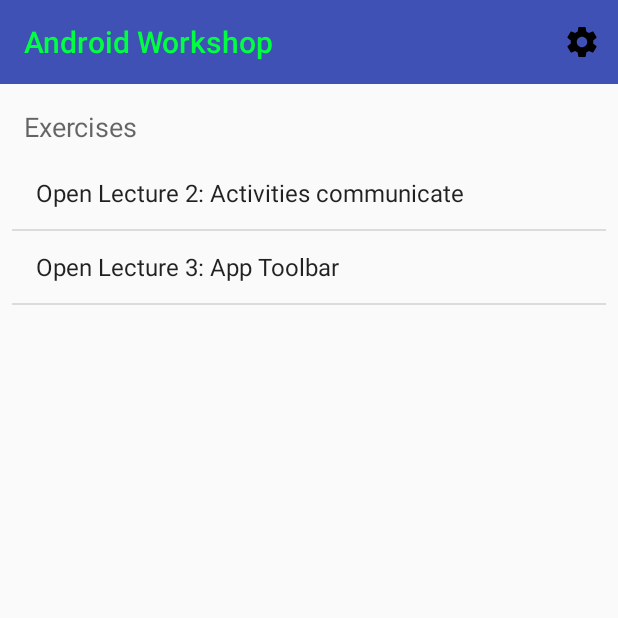
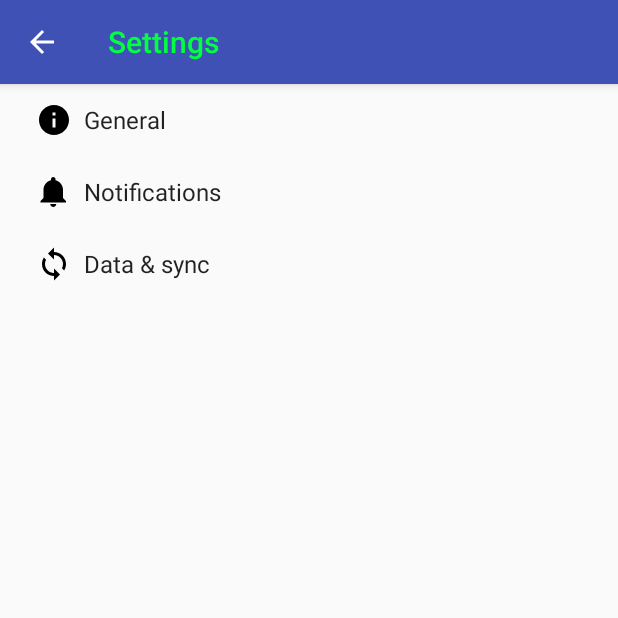
Before and after one commit to auval/AndroidWorkshop, an Android app: the screen it shows after launch (MainActivity before the commit, SettingsActivity after it), after a tap on "Settings", on a phone screen of 412 x 824 dp, the top half of it. Run offline under Robolectric (Android 15) with nearby library versions, the phone set to English and light mode, and no system bars.

Commit message:
added default settings activity

```diff
--- a/app/build.gradle
+++ b/app/build.gradle
@@ -10,6 +10,7 @@ android {
         versionCode 1
         versionName "1.0"
         testInstrumentationRunner "android.support.test.runner.AndroidJUnitRunner"
+        vectorDrawables.useSupportLibrary = true
     }
     buildTypes {
         release {
@@ -33,5 +34,7 @@ dependencies {
     // the 'constraint-layout' library
     compile 'com.android.support.constraint:constraint-layout:1.0.0-beta3'
 
+    compile 'com.android.support:support-v4:25.0.1'
+    compile 'com.android.support:support-vector-drawable:25.0.1'
     testCompile 'junit:junit:4.12'
 }
--- /dev/null
+++ b/app/src/main/java/org/shenkar/auval/codesamples/AppCompatPreferenceActivity.java
@@ -0,0 +1,109 @@
+package org.shenkar.auval.codesamples;
+
+import android.content.res.Configuration;
+import android.os.Bundle;
+import android.preference.PreferenceActivity;
+import android.support.annotation.LayoutRes;
+import android.support.annotation.Nullable;
+import android.support.v7.app.ActionBar;
+import android.support.v7.app.AppCompatDelegate;
+import android.support.v7.widget.Toolbar;
+import android.view.MenuInflater;
+import android.view.View;
+import android.view.ViewGroup;
+
+/**
+ * A {@link android.preference.PreferenceActivity} which implements and proxies the necessary calls
+ * to be used with AppCompat.
+ */
+public abstract class AppCompatPreferenceActivity extends PreferenceActivity {
+
+    private AppCompatDelegate mDelegate;
+
+    @Override
+    protected void onCreate(Bundle savedInstanceState) {
+        getDelegate().installViewFactory();
+        getDelegate().onCreate(savedInstanceState);
+        super.onCreate(savedInstanceState);
+    }
+
+    @Override
+    protected void onStop() {
+        super.onStop();
+        getDelegate().onStop();
+    }
+
+    @Override
+    protected void onDestroy() {
+        super.onDestroy();
+        getDelegate().onDestroy();
+    }
+
+    @Override
+    protected void onPostCreate(Bundle savedInstanceState) {
+        super.onPostCreate(savedInstanceState);
+        getDelegate().onPostCreate(savedInstanceState);
+    }
+
+    @Override
+    protected void onPostResume() {
+        super.onPostResume();
+        getDelegate().onPostResume();
+    }
+
+    @Override
+    public void onConfigurationChanged(Configuration newConfig) {
+        super.onConfigurationChanged(newConfig);
+        getDelegate().onConfigurationChanged(newConfig);
+    }
+
+    @Override
+    public void setContentView(@LayoutRes int layoutResID) {
+        getDelegate().setContentView(layoutResID);
+    }
+
+    @Override
+    public void setContentView(View view) {
+        getDelegate().setContentView(view);
+    }
+
+    @Override
+    public void setContentView(View view, ViewGroup.LayoutParams params) {
+        getDelegate().setContentView(view, params);
+    }
+
+    @Override
+    public void addContentView(View view, ViewGroup.LayoutParams params) {
+        getDelegate().addContentView(view, params);
+    }
+
+    public void invalidateOptionsMenu() {
+        getDelegate().invalidateOptionsMenu();
+    }
+
+    @Override
+    public MenuInflater getMenuInflater() {
+        return getDelegate().getMenuInflater();
+    }
+
+    @Override
+    protected void onTitleChanged(CharSequence title, int color) {
+        super.onTitleChanged(title, color);
+        getDelegate().setTitle(title);
+    }
+
+    public ActionBar getSupportActionBar() {
+        return getDelegate().getSupportActionBar();
+    }
+
+    public void setSupportActionBar(@Nullable Toolbar toolbar) {
+        getDelegate().setSupportActionBar(toolbar);
+    }
+
+    private AppCompatDelegate getDelegate() {
+        if (mDelegate == null) {
+            mDelegate = AppCompatDelegate.create(this, null);
+        }
+        return mDelegate;
+    }
+}
--- a/app/src/main/java/org/shenkar/auval/codesamples/MainActivity.java
+++ b/app/src/main/java/org/shenkar/auval/codesamples/MainActivity.java
@@ -71,7 +71,9 @@ public class MainActivity extends AppCompatActivity {
 
         //noinspection SimplifiableIfStatement
         if (id == R.id.mi_settings) {
-            Toast.makeText(getBaseContext(), "Todo: settings screen", Toast.LENGTH_LONG).show();
+           // Toast.makeText(getBaseContext(), "Todo: settings screen", Toast.LENGTH_LONG).show();
+            Intent intent = new Intent(getBaseContext(), SettingsActivity.class);
+            startActivity(intent);
             return true;
         }
 
--- /dev/null
+++ b/app/src/main/res/drawable/ic_info_black_24dp.xml
@@ -0,0 +1,9 @@
+<vector xmlns:android="http://schemas.android.com/apk/res/android"
+        android:width="24dp"
+        android:height="24dp"
+        android:viewportHeight="24.0"
+        android:viewportWidth="24.0">
+    <path
+        android:fillColor="#FF000000"
+        android:pathData="M12,2C6.48,2 2,6.48 2,12s4.48,10 10,10 10,-4.48 10,-10S17.52,2 12,2zm1,15h-2v-6h2v6zm0,-8h-2V7h2v2z"/>
+</vector>
--- /dev/null
+++ b/app/src/main/res/drawable/ic_notifications_black_24dp.xml
@@ -0,0 +1,9 @@
+<vector xmlns:android="http://schemas.android.com/apk/res/android"
+        android:width="24dp"
+        android:height="24dp"
+        android:viewportHeight="24.0"
+        android:viewportWidth="24.0">
+    <path
+        android:fillColor="#FF000000"
+        android:pathData="M11.5,22c1.1,0 2,-0.9 2,-2h-4c0,1.1 0.9,2 2,2zm6.5,-6v-5.5c0,-3.07 -2.13,-5.64 -5,-6.32V3.5c0,-0.83 -0.67,-1.5 -1.5,-1.5S10,2.67 10,3.5v0.68c-2.87,0.68 -5,3.25 -5,6.32V16l-2,2v1h17v-1l-2,-2z"/>
+</vector>
--- /dev/null
+++ b/app/src/main/res/drawable/ic_sync_black_24dp.xml
@@ -0,0 +1,9 @@
+<vector xmlns:android="http://schemas.android.com/apk/res/android"
+        android:width="24dp"
+        android:height="24dp"
+        android:viewportHeight="24.0"
+        android:viewportWidth="24.0">
+    <path
+        android:fillColor="#FF000000"
+        android:pathData="M12 4V1L8 5l4 4V6c3.31 0 6 2.69 6 6 0 1.01,-.25 1.97,-.7 2.8l1.46 1.46C19.54 15.03 20 13.57 20 12c0,-4.42,-3.58,-8,-8,-8zm0 14c-3.31 0,-6,-2.69,-6,-6 0,-1.01.25,-1.97.7,-2.8L5.24 7.74C4.46 8.97 4 10.43 4 12c0 4.42 3.58 8 8 8v3l4,-4,-4,-4v3z"/>
+</vector>
--- a/app/src/main/res/values/strings.xml
+++ b/app/src/main/res/values/strings.xml
@@ -1,4 +1,77 @@
 <resources>
     <string name="app_name">Android Workshop</string>
     <string name="exercises">Exercises</string>
+    <string name="title_activity_settings">Settings</string>
+
+    <!-- Strings related to Settings -->
+
+    <!-- Example General settings -->
+    <string name="pref_header_general">General</string>
+
+    <string name="pref_title_social_recommendations">Enable social recommendations</string>
+    <string name="pref_description_social_recommendations">Recommendations for people to contact
+        based on your message history
+    </string>
+
+    <string name="pref_title_display_name">Display name</string>
+    <string name="pref_default_display_name">John Smith</string>
+
+    <string name="pref_title_add_friends_to_messages">Add friends to messages</string>
+    <string-array name="pref_example_list_titles">
+        <item>Always</item>
+        <item>When possible</item>
+        <item>Never</item>
+    </string-array>
+    <string-array name="pref_example_list_values">
+        <item>1</item>
+        <item>0</item>
+        <item>-1</item>
+    </string-array>
+
+    <!-- Example settings for Data & Sync -->
+    <string name="pref_header_data_sync">Data &amp; sync</string>
+
+    <string name="pref_title_sync_frequency">Sync frequency</string>
+    <string-array name="pref_sync_frequency_titles">
+        <item>15 minutes</item>
+        <item>30 minutes</item>
+        <item>1 hour</item>
+        <item>3 hours</item>
+        <item>6 hours</item>
+        <item>Never</item>
+    </string-array>
+    <string-array name="pref_sync_frequency_values">
+        <item>15</item>
+        <item>30</item>
+        <item>60</item>
+        <item>180</item>
+        <item>360</item>
+        <item>-1</item>
+    </string-array>
+
+    <string-array name="list_preference_entries">
+        <item>Entry 1</item>
+        <item>Entry 2</item>
+        <item>Entry 3</item>
+    </string-array>
+
+    <string-array name="list_preference_entry_values">
+        <item>1</item>
+        <item>2</item>
+        <item>3</item>
+    </string-array>
+
+    <string-array name="multi_select_list_preference_default_value"/>
+
+    <string name="pref_title_system_sync_settings">System sync settings</string>
+
+    <!-- Example settings for Notifications -->
+    <string name="pref_header_notifications">Notifications</string>
+
+    <string name="pref_title_new_message_notifications">New message notifications</string>
+
+    <string name="pref_title_ringtone">Ringtone</string>
+    <string name="pref_ringtone_silent">Silent</string>
+
+    <string name="pref_title_vibrate">Vibrate</string>
 </resources>
--- a/app/src/main/res/values/styles.xml
+++ b/app/src/main/res/values/styles.xml
@@ -8,13 +8,14 @@
         <item name="colorAccent">@color/colorAccent</item>
 
         <item name="titleTextColor">@color/colorTitleText</item>
-        <!-- overrides all icons, but not compat (21+) -->
-        <item name="android:tint">@color/colorActionButtons</item>
+
     </style>
 
     <style name="AppTheme.NoActionBar">
         <item name="windowActionBar">false</item>
         <item name="windowNoTitle">true</item>
+        <!-- overrides all icons, but not compat (21+) -->
+        <item name="android:tint">@color/colorActionButtons</item>
     </style>
 
     <style name="AppTheme.AppBarOverlay" parent="ThemeOverlay.AppCompat.Dark.ActionBar"/>
--- /dev/null
+++ b/app/src/main/res/xml/pref_data_sync.xml
@@ -0,0 +1,21 @@
+<PreferenceScreen xmlns:android="http://schemas.android.com/apk/res/android">
+
+    <!-- NOTE: Hide buttons to simplify the UI. Users can touch outside the dialog to
+         dismiss it. -->
+    <!-- NOTE: ListPreference's summary should be set to its value by the activity code. -->
+    <ListPreference
+        android:defaultValue="180"
+        android:entries="@array/pref_sync_frequency_titles"
+        android:entryValues="@array/pref_sync_frequency_values"
+        android:key="sync_frequency"
+        android:negativeButtonText="@null"
+        android:positiveButtonText="@null"
+        android:title="@string/pref_title_sync_frequency"/>
+
+    <!-- This preference simply launches an intent when selected. Use this UI sparingly, per
+         design guidelines. -->
+    <Preference android:title="@string/pref_title_system_sync_settings">
+        <intent android:action="android.settings.SYNC_SETTINGS"/>
+    </Preference>
+
+</PreferenceScreen>
--- /dev/null
+++ b/app/src/main/res/xml/pref_general.xml
@@ -0,0 +1,33 @@
+<PreferenceScreen xmlns:android="http://schemas.android.com/apk/res/android">
+
+    <SwitchPreference
+        android:defaultValue="true"
+        android:key="example_switch"
+        android:summary="@string/pref_description_social_recommendations"
+        android:title="@string/pref_title_social_recommendations"/>
+
+    <!-- NOTE: EditTextPreference accepts EditText attributes. -->
+    <!-- NOTE: EditTextPreference's summary should be set to its value by the activity code. -->
+    <EditTextPreference
+        android:capitalize="words"
+        android:defaultValue="@string/pref_default_display_name"
+        android:inputType="textCapWords"
+        android:key="example_text"
+        android:maxLines="1"
+        android:selectAllOnFocus="true"
+        android:singleLine="true"
+        android:title="@string/pref_title_display_name"/>
+
+    <!-- NOTE: Hide buttons to simplify the UI. Users can touch outside the dialog to
+         dismiss it. -->
+    <!-- NOTE: ListPreference's summary should be set to its value by the activity code. -->
+    <ListPreference
+        android:defaultValue="-1"
+        android:entries="@array/pref_example_list_titles"
+        android:entryValues="@array/pref_example_list_values"
+        android:key="example_list"
+        android:negativeButtonText="@null"
+        android:positiveButtonText="@null"
+        android:title="@string/pref_title_add_friends_to_messages"/>
+
+</PreferenceScreen>
--- /dev/null
+++ b/app/src/main/res/xml/pref_headers.xml
@@ -0,0 +1,20 @@
+<preference-headers xmlns:android="http://schemas.android.com/apk/res/android">
+
+    <!-- These settings headers are only used on tablets. -->
+
+    <header
+        android:fragment="org.shenkar.auval.codesamples.SettingsActivity$GeneralPreferenceFragment"
+        android:icon="@drawable/ic_info_black_24dp"
+        android:title="@string/pref_header_general"/>
+
+    <header
+        android:fragment="org.shenkar.auval.codesamples.SettingsActivity$NotificationPreferenceFragment"
+        android:icon="@drawable/ic_notifications_black_24dp"
+        android:title="@string/pref_header_notifications"/>
+
+    <header
+        android:fragment="org.shenkar.auval.codesamples.SettingsActivity$DataSyncPreferenceFragment"
+        android:icon="@drawable/ic_sync_black_24dp"
+        android:title="@string/pref_header_data_sync"/>
+
+</preference-headers>
--- /dev/null
+++ b/app/src/main/res/xml/pref_notification.xml
@@ -0,0 +1,27 @@
+<PreferenceScreen xmlns:android="http://schemas.android.com/apk/res/android">
+
+    <!-- A 'parent' preference, which enables/disables child preferences (below)
+         when checked/unchecked. -->
+    <SwitchPreference
+        android:defaultValue="true"
+        android:key="notifications_new_message"
+        android:title="@string/pref_title_new_message_notifications"/>
+
+    <!-- Allows the user to choose a ringtone in the 'notification' category. -->
+    <!-- NOTE: This preference will be enabled only when the checkbox above is checked. -->
+    <!-- NOTE: RingtonePreference's summary should be set to its value by the activity code. -->
+    <RingtonePreference
+        android:defaultValue="content://settings/system/notification_sound"
+        android:dependency="notifications_new_message"
+        android:key="notifications_new_message_ringtone"
+        android:ringtoneType="notification"
+        android:title="@string/pref_title_ringtone"/>
+
+    <!-- NOTE: This preference will be enabled only when the checkbox above is checked. -->
+    <SwitchPreference
+        android:defaultValue="true"
+        android:dependency="notifications_new_message"
+        android:key="notifications_new_message_vibrate"
+        android:title="@string/pref_title_vibrate"/>
+
+</PreferenceScreen>
```
Also changed, not shown: app/src/main/AndroidManifest.xml (+7 -5 lines), app/src/main/java/org/shenkar/auval/codesamples/SettingsActivity.java (added, +254 -0 lines), 1 other file.
